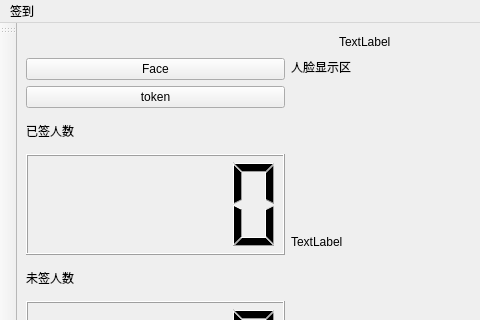
Above: code/Mainwindows.ui from HeJayce/Face_Recognition before the change; both pictures show x 0 to 480 and y 0 to 320 of the 1100 by 411 pixel window. Below: the same form after it.
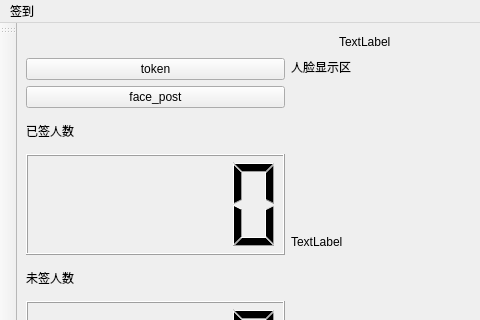
That is the form after the change.

```diff
--- a/code/Mainwindows.ui
+++ b/code/Mainwindows.ui
@@ -85,14 +85,14 @@
         <item>
          <widget class="QPushButton" name="pushButton_2">
           <property name="text">
-           <string>Face</string>
+           <string>token</string>
           </property>
          </widget>
         </item>
         <item>
          <widget class="QPushButton" name="pushButton">
           <property name="text">
-           <string>token</string>
+           <string>face_post</string>
           </property>
          </widget>
         </item>
```
